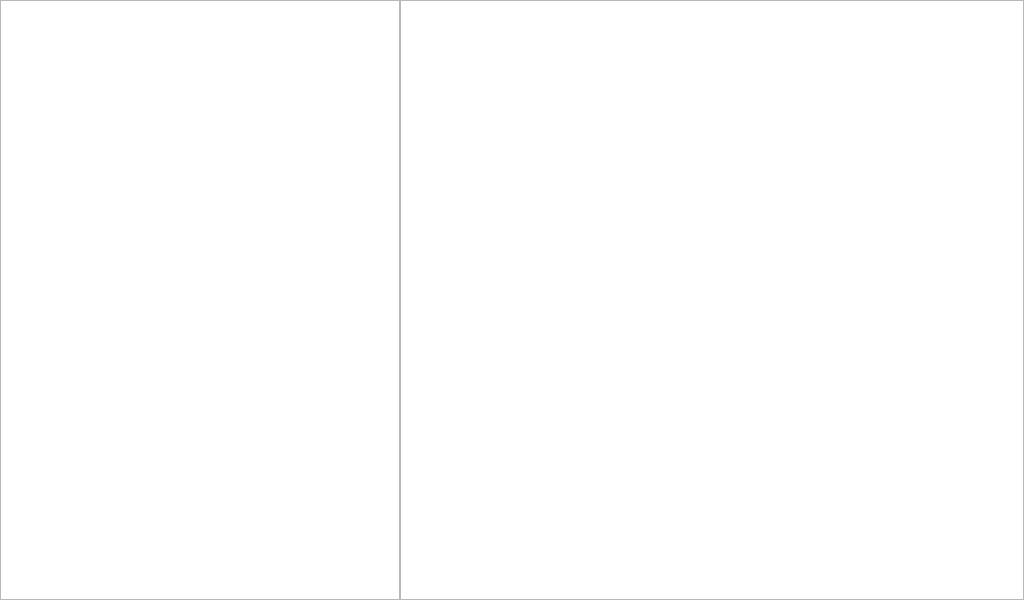
Qt form staffwindow.ui (darryusa/QtProcess) before a commit.
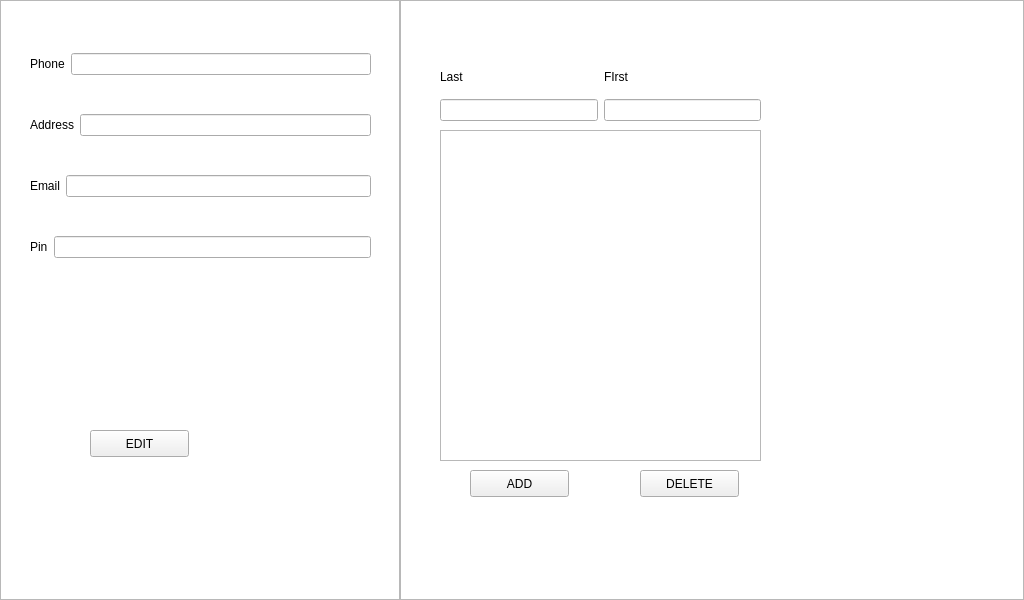
The same form after that commit.

Commit message: Staff ADD DELETE and some of EDIT completed

```diff
--- a/staffwindow.ui
+++ b/staffwindow.ui
@@ -84,6 +84,169 @@
     </rect>
    </property>
   </widget>
+  <widget class="QTableView" name="tableView">
+   <property name="geometry">
+    <rect>
+     <x>440</x>
+     <y>130</y>
+     <width>321</width>
+     <height>331</height>
+    </rect>
+   </property>
+  </widget>
+  <widget class="QPushButton" name="pushButton_DELETE">
+   <property name="geometry">
+    <rect>
+     <x>640</x>
+     <y>470</y>
+     <width>99</width>
+     <height>27</height>
+    </rect>
+   </property>
+   <property name="text">
+    <string>DELETE</string>
+   </property>
+  </widget>
+  <widget class="QWidget" name="verticalLayoutWidget">
+   <property name="geometry">
+    <rect>
+     <x>30</x>
+     <y>20</y>
+     <width>341</width>
+     <height>271</height>
+    </rect>
+   </property>
+   <layout class="QVBoxLayout" name="verticalLayout_2">
+    <item>
+     <layout class="QHBoxLayout" name="horizontalLayout_9">
+      <item>
+       <widget class="QLabel" name="label_4">
+        <property name="text">
+         <string>Phone</string>
+        </property>
+       </widget>
+      </item>
+      <item>
+       <widget class="QLineEdit" name="lineEdit_phone"/>
+      </item>
+     </layout>
+    </item>
+    <item>
+     <layout class="QHBoxLayout" name="horizontalLayout_8">
+      <item>
+       <widget class="QLabel" name="label_3">
+        <property name="text">
+         <string>Address</string>
+        </property>
+       </widget>
+      </item>
+      <item>
+       <widget class="QLineEdit" name="lineEdit_address"/>
+      </item>
+     </layout>
+    </item>
+    <item>
+     <layout class="QHBoxLayout" name="horizontalLayout_5">
+      <property name="spacing">
+       <number>6</number>
+      </property>
+      <property name="leftMargin">
+       <number>0</number>
+      </property>
+      <item>
+       <widget class="QLabel" name="label">
+        <property name="text">
+         <string>Email</string>
+        </property>
+       </widget>
+      </item>
+      <item>
+       <widget class="QLineEdit" name="lineEdit_email"/>
+      </item>
+     </layout>
+    </item>
+    <item>
+     <layout class="QHBoxLayout" name="horizontalLayout_7">
+      <item>
+       <widget class="QLabel" name="label_2">
+        <property name="text">
+         <string>Pin</string>
+        </property>
+       </widget>
+      </item>
+      <item>
+       <widget class="QLineEdit" name="lineEdit_pin"/>
+      </item>
+     </layout>
+    </item>
+   </layout>
+  </widget>
+  <widget class="QWidget" name="horizontalLayoutWidget_5">
+   <property name="geometry">
+    <rect>
+     <x>440</x>
+     <y>60</y>
+     <width>321</width>
+     <height>61</height>
+    </rect>
+   </property>
+   <layout class="QHBoxLayout" name="horizontalLayout_10">
+    <item>
+     <layout class="QVBoxLayout" name="verticalLayout_4">
+      <item>
+       <widget class="QLabel" name="label_5">
+        <property name="text">
+         <string>Last</string>
+        </property>
+       </widget>
+      </item>
+      <item>
+       <widget class="QLineEdit" name="lineEdit_first"/>
+      </item>
+     </layout>
+    </item>
+    <item>
+     <layout class="QVBoxLayout" name="verticalLayout_5">
+      <item>
+       <widget class="QLabel" name="label_6">
+        <property name="text">
+         <string>FIrst</string>
+        </property>
+       </widget>
+      </item>
+      <item>
+       <widget class="QLineEdit" name="lineEdit_last"/>
+      </item>
+     </layout>
+    </item>
+   </layout>
+  </widget>
+  <widget class="QPushButton" name="pushButton_ADD">
+   <property name="geometry">
+    <rect>
+     <x>470</x>
+     <y>470</y>
+     <width>99</width>
+     <height>27</height>
+    </rect>
+   </property>
+   <property name="text">
+    <string>ADD</string>
+   </property>
+  </widget>
+  <widget class="QPushButton" name="pushButton_EDIT">
+   <property name="geometry">
+    <rect>
+     <x>90</x>
+     <y>430</y>
+     <width>99</width>
+     <height>27</height>
+    </rect>
+   </property>
+   <property name="text">
+    <string>EDIT</string>
+   </property>
+  </widget>
  </widget>
  <resources/>
  <connections/>
```
Left out of the diff: 45 changed lines with no effect on the pictures. The commit also changes 3 other files.
